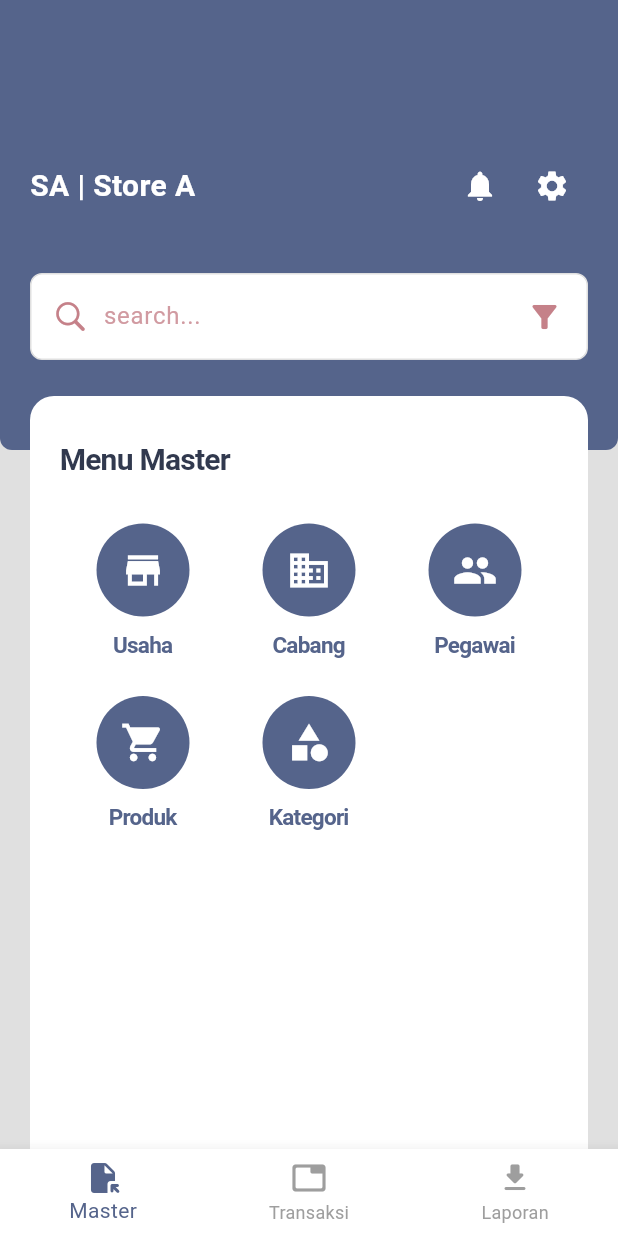
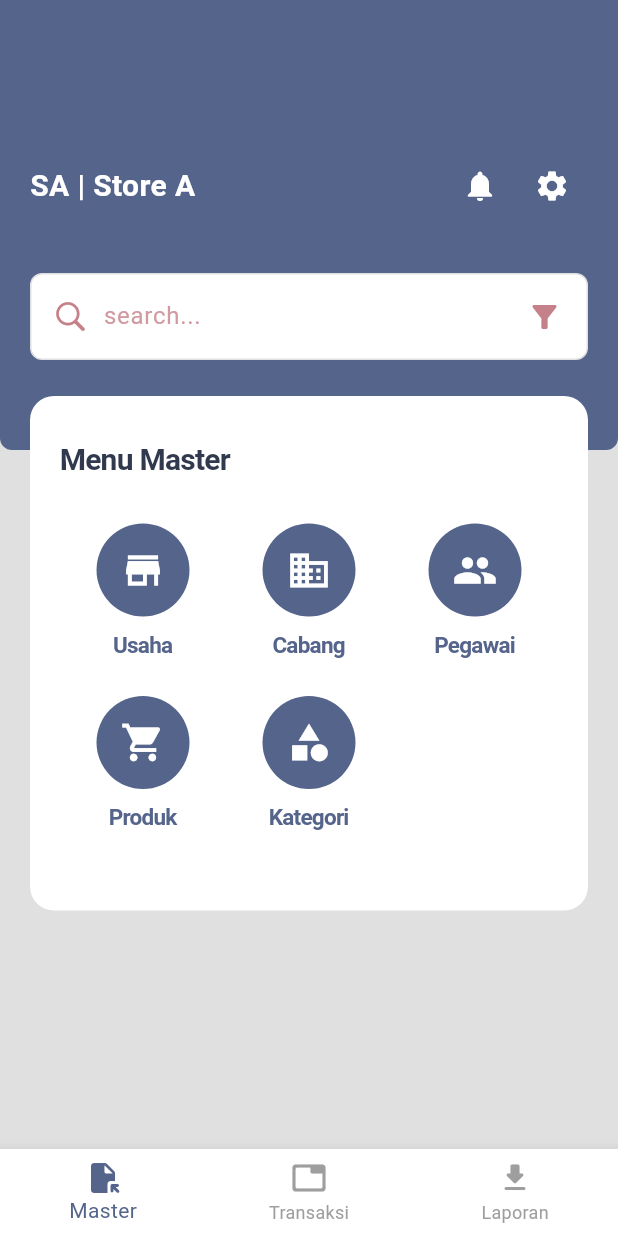
Before and after one commit to ChrisJulLimantoro/operational-app, a Flutter app: the screen it shows after launch, on a phone screen of 412 x 824 dp. Run offline on Flutter 3.47's test engine with Material 3 defaults, Android fonts, the phone set to English and light mode, and no system bars; our stand-ins replace dio, flutter_bloc, go_router, shared_preferences; missing offline and left inert: qr_code_scanner.

Commit message:
feat: home

```diff
--- a/lib/screen/home_screen.dart
+++ b/lib/screen/home_screen.dart
@@ -137,8 +137,7 @@ class _HomeScreenState extends State<HomeScreen> {
               ),
 
               /// Menu Section
-              Expanded(
-                child: Padding(
+              Padding(
                 padding: const EdgeInsets.symmetric(horizontal: 20.0),
                 child: Container(
                   width: double.infinity,
@@ -150,6 +149,7 @@ class _HomeScreenState extends State<HomeScreen> {
                     color: Colors.white,
                     borderRadius: BorderRadius.vertical(
                       top: Radius.circular(16),
+                      bottom: Radius.circular(16),
                     ),
                   ),
                   child: Column(
@@ -221,7 +221,6 @@ class _HomeScreenState extends State<HomeScreen> {
                   ),
                 ),
               ),
-              ),
             ],
           ),
         ],
```
Lines whose indentation alone changed are shown as unchanged.
